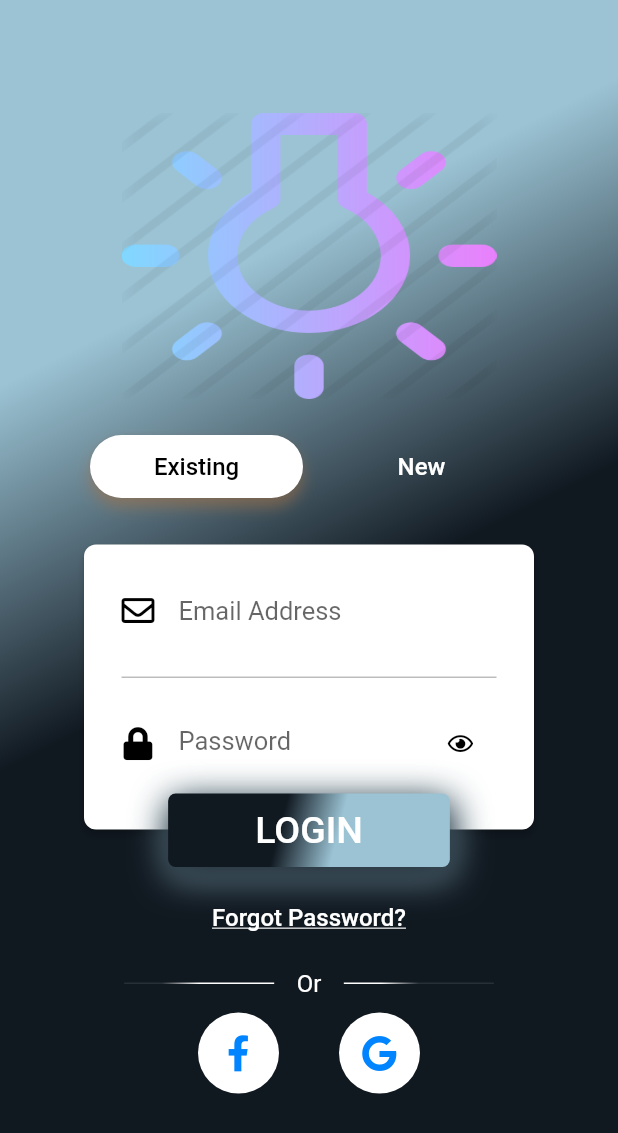
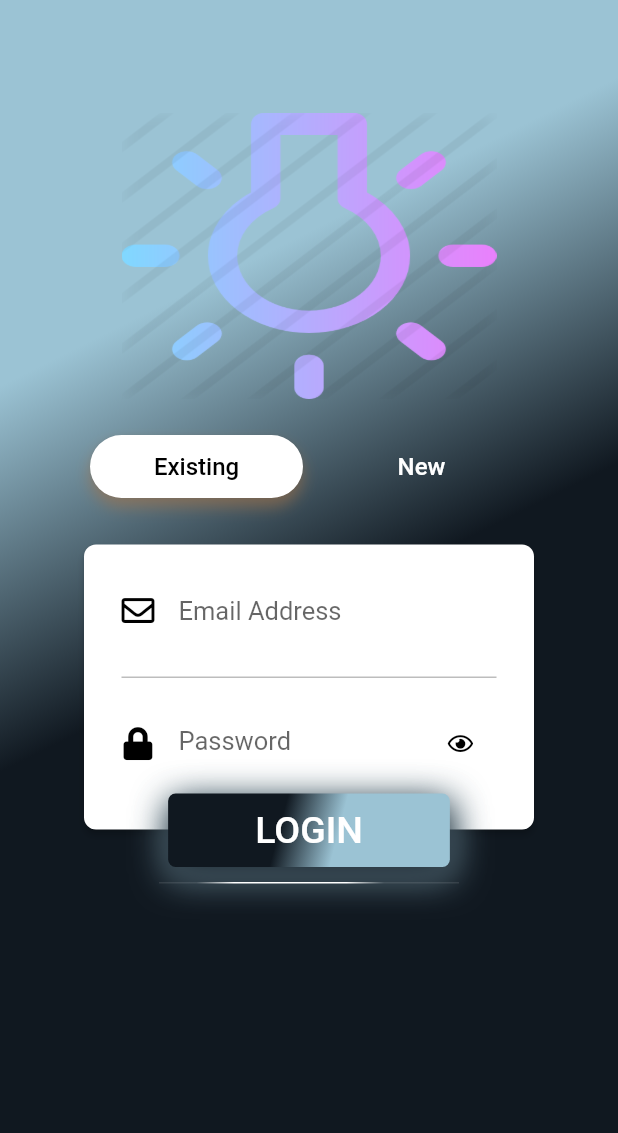
Before and after one commit to saakshidixit2305/smartwashroom, a Flutter app: the LoginPage screen opened by its route, on a phone screen of 412 x 824 dp. Shown: the top 1133 px of the screen. Run offline on Flutter 3.47's test engine with Material 2 defaults, Android fonts, the light colour scheme and no system bars; our stand-ins replace font_awesome_flutter, intro_slider; Roboto replaces fonts that are missing (WorkSansBold, WorkSansMedium, WorkSansSemiBold); project files that could hold a hidden picture were left out.

Commit message:
Extraa buttons removed and navigation set

```diff
--- a/smart/lib/src/ui/pages/login.dart
+++ b/smart/lib/src/ui/pages/login.dart
@@ -155,7 +155,7 @@ class _LoginPageState extends State<LoginPage>
             fontSize: 16.0,
             fontFamily: "WorkSansSemiBold"),
       ),
-      backgroundColor: Colors.blue,
+      backgroundColor: Colors.white,
       duration: Duration(seconds: 3),
     ));
   }
@@ -336,24 +336,15 @@ class _LoginPageState extends State<LoginPage>
                             fontFamily: "WorkSansBold"),
                       ),
                     ),
-                    onPressed: () =>
-                        showInSnackBar("Login button pressed")),
-              ),
+                    onPressed: () {
+                      showInSnackBar("Login button pressed");
+                      Navigator.of(context).push(new MaterialPageRoute(builder: (BuildContext context)=>HomePage(),));
+                    }
+                ),
+              )
             ],
           ),
-          Padding(
-            padding: EdgeInsets.only(top: 10.0),
-            child: FlatButton(
-                onPressed: () {},
-                child: Text(
-                  "Forgot Password?",
-                  style: TextStyle(
-                      decoration: TextDecoration.underline,
-                      color: Colors.white,
-                      fontSize: 16.0,
-                      fontFamily: "WorkSansMedium"),
-                )),
-          ),
+
           Padding(
             padding: EdgeInsets.only(top: 10.0),
             child: Row(
@@ -374,16 +365,7 @@ class _LoginPageState extends State<LoginPage>
                   width: 100.0,
                   height: 1.0,
                 ),
-                Padding(
-                  padding: EdgeInsets.only(left: 15.0, right: 15.0),
-                  child: Text(
-                    "Or",
-                    style: TextStyle(
-                        color: Colors.white,
-                        fontSize: 16.0,
-                        fontFamily: "WorkSansMedium"),
-                  ),
-                ),
+
                 Container(
                   decoration: BoxDecoration(
                     gradient: new LinearGradient(
@@ -405,40 +387,8 @@ class _LoginPageState extends State<LoginPage>
           Row(
             mainAxisAlignment: MainAxisAlignment.center,
             children: <Widget>[
-              Padding(
-                padding: EdgeInsets.only(top: 10.0, right: 40.0),
-                child: GestureDetector(
-                  onTap: () => showInSnackBar("Facebook button pressed"),
-                  child: Container(
-                    padding: const EdgeInsets.all(15.0),
-                    decoration: new BoxDecoration(
-                      shape: BoxShape.circle,
-                      color: Colors.white,
-                    ),
-                    child: new Icon(
-                      FontAwesomeIcons.facebookF,
-                      color: Color(0xFF0084ff),
-                    ),
-                  ),
-                ),
-              ),
-              Padding(
-                padding: EdgeInsets.only(top: 10.0),
-                child: GestureDetector(
-                  onTap: () {Navigator.of(context).push(new MaterialPageRoute(builder: (BuildContext context)=>HomePage(),));},
-                  child: Container(
-                    padding: const EdgeInsets.all(15.0),
-                    decoration: new BoxDecoration(
-                      shape: BoxShape.circle,
-                      color: Colors.white,
-                    ),
-                    child: new Icon(
-                      FontAwesomeIcons.google,
-                      color: Color(0xFF0084ff),
-                    ),
-                  ),
-                ),
-              ),
+
+
             ],
           ),
         ],
```
